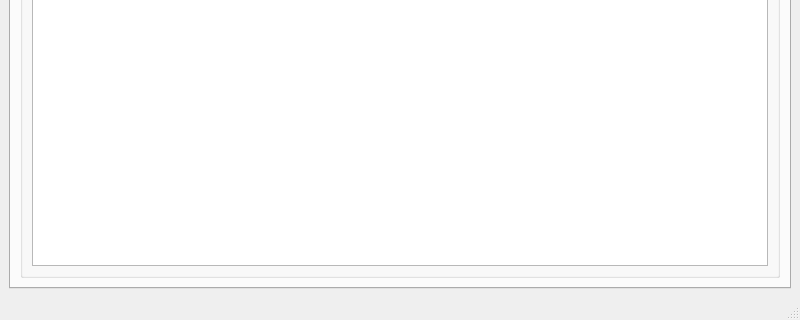
Before: the Qt Designer form mainwindow.ui in azais-corentin/StillSane, drawn with Qt 5; both pictures show x 0 to 800 and y 280 to 600 of the 800 by 600 pixel window.
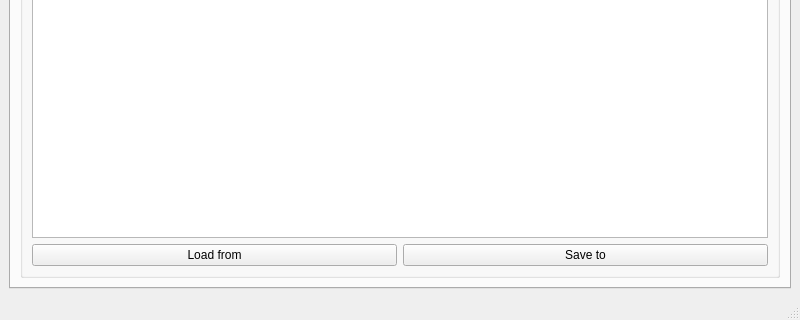
After: the same form once the commit is applied.

What changed in the file:
```diff
--- a/mainwindow.ui
+++ b/mainwindow.ui
@@ -212,7 +212,31 @@
             </widget>
            </item>
            <item row="1" column="0" colspan="2">
-            <widget class="QTextEdit" name="eLua"/>
+            <widget class="QTextEdit" name="eLua">
+             <property name="lineWrapMode">
+              <enum>QTextEdit::NoWrap</enum>
+             </property>
+             <property name="tabStopDistance">
+              <double>40.000000000000000</double>
+             </property>
+             <property name="acceptRichText">
+              <bool>false</bool>
+             </property>
+            </widget>
+           </item>
+           <item row="2" column="0">
+            <widget class="QPushButton" name="bLoadFrom">
+             <property name="text">
+              <string>Load from</string>
+             </property>
+            </widget>
+           </item>
+           <item row="2" column="1">
+            <widget class="QPushButton" name="bSaveTo">
+             <property name="text">
+              <string>Save to</string>
+             </property>
+            </widget>
            </item>
           </layout>
          </widget>
```
